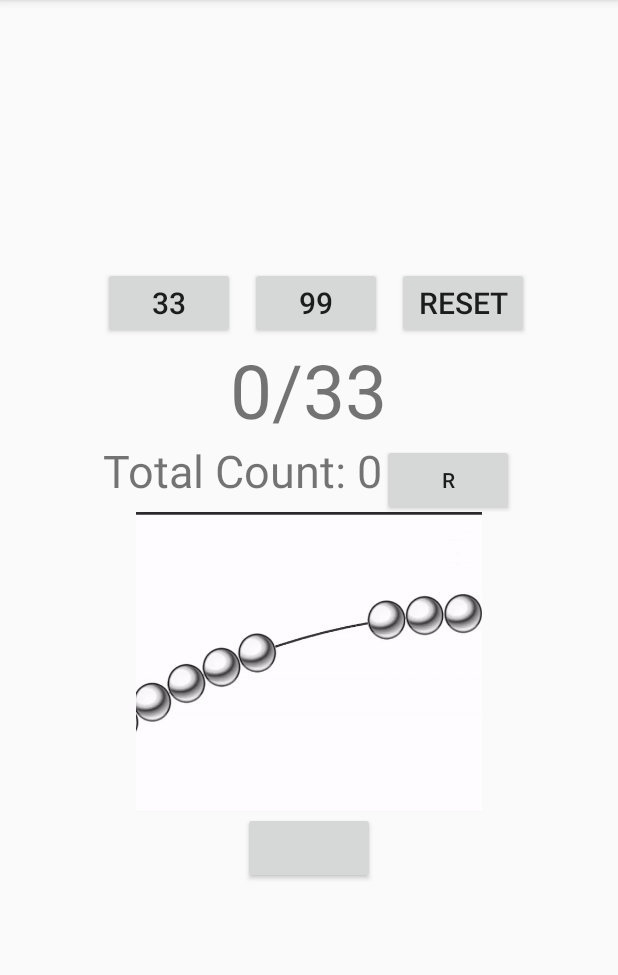
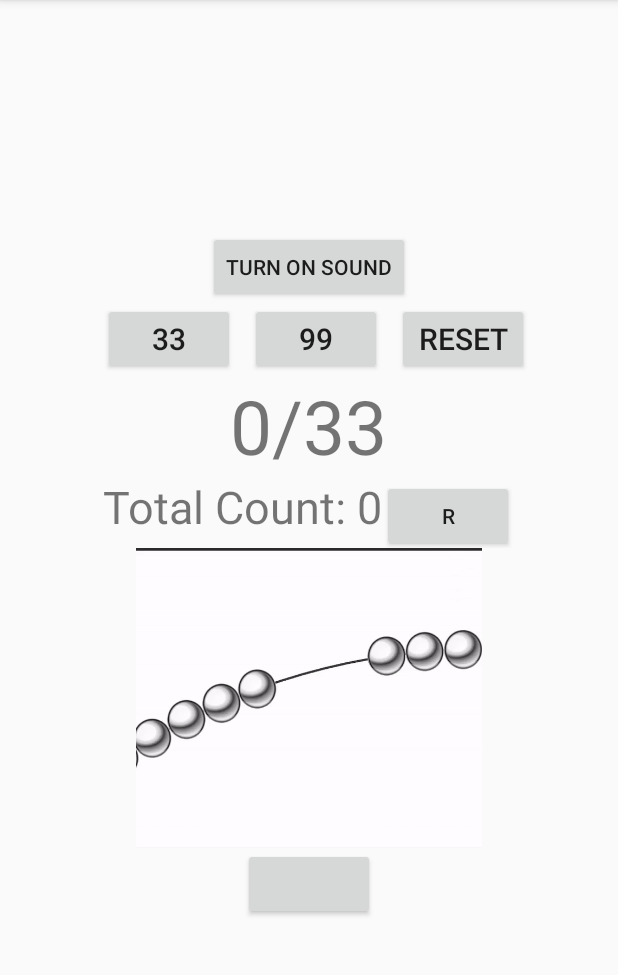
Before and after one commit to moinakash/Tasbih, an Android app: the screen it shows after launch (MainActivity), on a phone screen of 412 x 824 dp, the part 84-1059 px from its top. Run offline under Robolectric (Android 15) with nearby library versions, the phone set to English and light mode, and no system bars.

Commit message:
done sound 2

```diff
--- a/app/src/main/java/com/example/gifclick/MainActivity.java
+++ b/app/src/main/java/com/example/gifclick/MainActivity.java
@@ -20,7 +20,7 @@ public class MainActivity extends AppCompatActivity {
 
     GifImageView gifImageView;
     ImageView imageView;
-    Button button, btnReset, btn33, btn99, btnttlr;
+    Button button, btnReset, btn33, btn99, btnttlr, btnSound;
     TextView tvCurrentCounter, tvSetCount, tvTotalcount;
 
 
@@ -28,8 +28,11 @@ public class MainActivity extends AppCompatActivity {
     int currentcounter =0;
     int countset = 33;
     int totalcount =0;
+    int SoundInt = 0;
     String defaultValue;
     MediaPlayer mp;
+
+
 
     @Override
     protected void onCreate(Bundle savedInstanceState) {
@@ -43,6 +46,7 @@ public class MainActivity extends AppCompatActivity {
         tvCurrentCounter = findViewById(R.id.idCurrentCount);
         btn33 = findViewById(R.id.id33);
         btn99 = findViewById(R.id.id99);
+        btnSound = findViewById(R.id.idSound);
         tvSetCount = findViewById(R.id.idCountSet);
         tvTotalcount = findViewById(R.id.idtotalCount);
         btnttlr = findViewById(R.id.idttlr);
@@ -51,8 +55,30 @@ public class MainActivity extends AppCompatActivity {
         currentcounter = sharedPref.getInt("Count",0);
         countset = sharedPref.getInt("CountSet",0);
         totalcount = sharedPref.getInt("TotalCount",0);
+        SoundInt = sharedPref.getInt("Soundintt",0);
         tvCurrentCounter.setText(""+ currentcounter);
         tvTotalcount.setText(""+ totalcount);
+
+        btnSound.setOnClickListener(new View.OnClickListener() {
+            @Override
+            public void onClick(View view) {
+                if (SoundInt == 0){
+                    SoundInt = 1;
+
+                    btnSound.setText("Turn Off Sound");
+
+                }else {
+                    SoundInt = 0;
+                    btnSound.setText("Turn On Sound");
+                }
+
+                SharedPreferences sharedPref = MainActivity.this.getPreferences(Context.MODE_PRIVATE);
+                SharedPreferences.Editor editor = sharedPref.edit();
+                editor.putInt("Soundintt", Integer.parseInt(""+ SoundInt));
+                editor.commit();
+
+            }
+        });
 
         btn33.setOnClickListener(new View.OnClickListener() {
             @Override
@@ -79,7 +105,7 @@ public class MainActivity extends AppCompatActivity {
             }
         });
 
-        mp = MediaPlayer.create(MainActivity.this, R.raw.edtsoundone);
+        mp = MediaPlayer.create(MainActivity.this, R.raw.metaltick);
 
 
 
@@ -89,18 +115,22 @@ public class MainActivity extends AppCompatActivity {
             public void onClick(View view) {
 
 
-                //mp.start();
+                if (SoundInt == 1){
 
                     try {
                         if (mp.isPlaying()){
                             mp.stop();
                             mp.release();
-                        mp = MediaPlayer.create(getApplicationContext(),R.raw.edtsoundone);
+                            mp = MediaPlayer.create(getApplicationContext(),R.raw.metaltick);
                         } mp.start();
 
                     }catch (Exception e){
                         e.printStackTrace();
                     }
+
+                }
+
+
 
 //                try {
 //                    if (mp.isPlaying()) {
--- a/app/src/main/res/layout/activity_main.xml
+++ b/app/src/main/res/layout/activity_main.xml
@@ -8,6 +8,13 @@
     android:layout_gravity="center"
     android:gravity="center"
     android:orientation="vertical">
+
+
+    <Button
+        android:id="@+id/idSound"
+        android:layout_width="wrap_content"
+        android:layout_height="wrap_content"
+        android:text="turn on Sound"/>
 
     <LinearLayout
         android:layout_width="wrap_content"
```
Also changed, not shown: 3 other files. Lines whose indentation alone changed are shown as unchanged.
